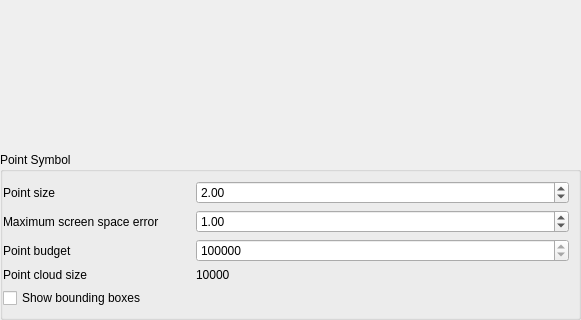
Before: the Qt Designer form src/ui/3d/qgspointcloud3dsymbolwidget.ui in qgis/QGIS, drawn with Qt 5; both pictures show x 0 to 581 and y 171 to 491 of the 581 by 491 pixel window.
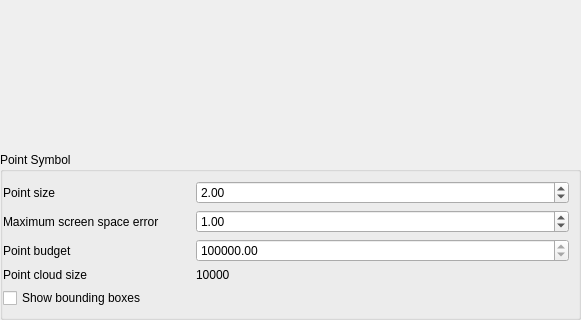
After: the same form once the commit is applied. Custom widgets are drawn as their Qt base class.

Commit message: change the point budge to qint64 and double spin box

```diff
--- a/src/ui/3d/qgspointcloud3dsymbolwidget.ui
+++ b/src/ui/3d/qgspointcloud3dsymbolwidget.ui
@@ -73,25 +73,6 @@
           </property>
          </widget>
         </item>
-        <item row="2" column="1" colspan="2">
-         <widget class="QSpinBox" name="mPointBudgetSpinBox">
-          <property name="enabled">
-           <bool>true</bool>
-          </property>
-          <property name="minimum">
-           <number>100000</number>
-          </property>
-          <property name="maximum">
-           <number>99999999</number>
-          </property>
-          <property name="singleStep">
-           <number>10000</number>
-          </property>
-          <property name="value">
-           <number>1000000</number>
-          </property>
-         </widget>
-        </item>
         <item row="0" column="1" colspan="2">
          <widget class="QgsDoubleSpinBox" name="mPointSizeSpinBox">
           <property name="sizePolicy">
@@ -129,6 +110,19 @@
           </property>
          </widget>
         </item>
+        <item row="2" column="1" colspan="2">
+         <widget class="QDoubleSpinBox" name="mPointBudgetSpinBox">
+          <property name="enabled">
+           <bool>true</bool>
+          </property>
+          <property name="minimum">
+           <double>100000.000000000000000</double>
+          </property>
+          <property name="maximum">
+           <double>99999999.000000000000000</double>
+          </property>
+         </widget>
+        </item>
        </layout>
       </item>
       <item row="4" column="0" colspan="2">
```
The commit also changes 17 other files.
